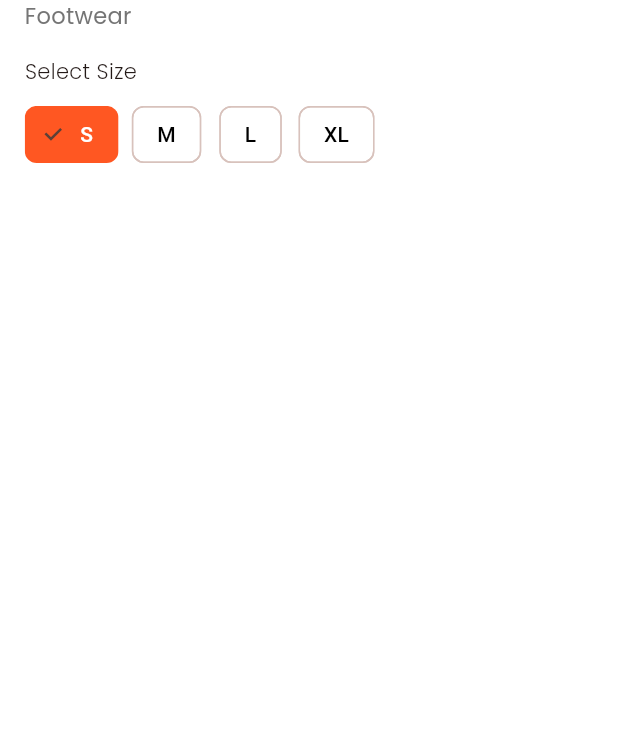
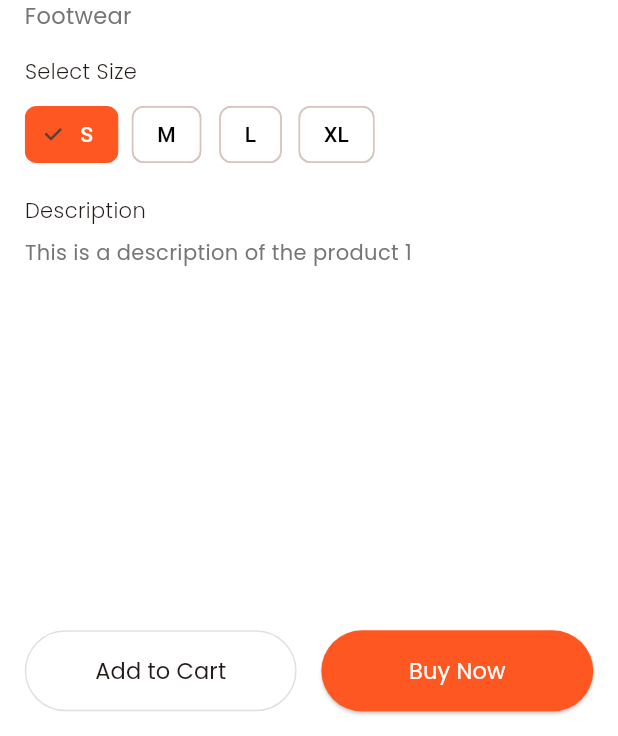
Before and after one commit to Thilina-S/shoestore_flutter, a Flutter app: the ProductDetailsScreen screen opened directly with sample values from the repository, on a phone screen of 412 x 824 dp, the part 500-1236 px from its top. Run offline on Flutter 3.47's test engine with Material 3 defaults, Android fonts, the light colour scheme and no system bars; our stand-ins replace get, get_storage, google_fonts, share_plus; accounts and stored records are empty.

Commit message:
complete product screen details

```diff
--- a/lib/view/product_details_screen.dart
+++ b/lib/view/product_details_screen.dart
@@ -124,10 +124,80 @@ class ProductDetailsScreen extends StatelessWidget {
                   SizedBox(height: screenHeight * 0.01),
                   //size selector
                   const SizeSelector(),
+                  SizedBox(height: screenHeight * 0.02),
+                  Text(
+                    'Description',
+                    style: AppTextStyle.withColor(
+                      AppTextStyle.labelMedium,
+                      Theme.of(context).textTheme.bodyLarge!.color!,
+                    ),
+                  ),
+                  SizedBox(height: screenHeight * 0.01),
+                  Text(
+                    product.description,
+                    style: AppTextStyle.withColor(
+                      AppTextStyle.bodySmall,
+                      isDark ? Colors.grey[400]! : Colors.grey[600]!,
+                    ),
+                  ),
                 ],
               ),
             ),
           ],
+        ),
+      ),
+      //buttons
+      bottomNavigationBar: SafeArea(
+        child: Padding(
+          padding: EdgeInsets.all(screenWidth * 0.04),
+          child: Row(
+            children: [
+              Expanded(
+                child: OutlinedButton(
+                  onPressed: () {},
+                  style: OutlinedButton.styleFrom(
+                    padding: EdgeInsets.symmetric(
+                      vertical: screenHeight * 0.02,
+                    ),
+                    side: BorderSide(
+                      color: isDark ? Colors.white70 : Colors.black12,
+                    )
+                  ),
+                  child: Text(
+                    'Add to Cart',
+                    style: AppTextStyle.withColor(
+                      AppTextStyle.buttonMedium,
+                      Theme.of(context).textTheme.bodyLarge!.color!,
+                    ),
+                    ),
+                ),
+              ),
+
+              SizedBox(width: screenWidth * 0.04),
+
+              Expanded(
+                child: ElevatedButton(
+                  onPressed: () {},
+                  style: ElevatedButton.styleFrom(
+                    padding: EdgeInsets.symmetric(
+                      vertical: screenHeight * 0.02,
+                    ),
+                    backgroundColor: Theme.of(context).primaryColor,
+                  ),
+                  child: Text(
+                    'Buy Now',
+                    style: AppTextStyle.withColor(
+                      AppTextStyle.buttonMedium,
+                      Colors.white,
+                    ),
+                    ),
+                ),
+              ),
+
+
+
+            ],
+          ),
         ),
       ),
     );
```
Lines whose indentation alone changed are shown as unchanged.
